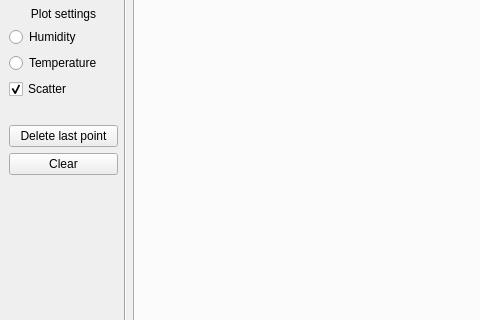
Above: PC/MainWindow.ui from dawidwojdylak/climatic-chamber-system before the change; both pictures show x 0 to 480 and y 170 to 490 of the 1068 by 723 pixel window. Below: the same form after it.
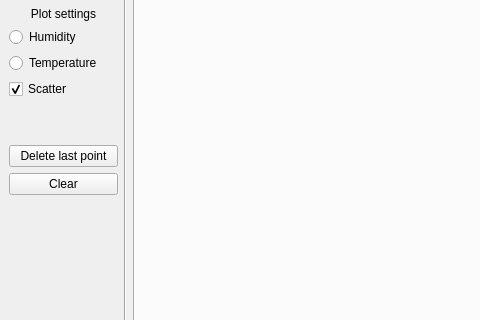
That is the form after the change.

Commit message: Add x axis zooming & delta t

```diff
--- a/PC/MainWindow.ui
+++ b/PC/MainWindow.ui
@@ -105,6 +105,13 @@
           </property>
          </widget>
         </item>
+        <item>
+         <widget class="QLabel" name="label_chartDeltaT">
+          <property name="text">
+           <string/>
+          </property>
+         </widget>
+        </item>
         <item>
          <widget class="QPushButton" name="pushButton_chartDeleteLast">
           <property name="text">
```
The commit also changes 4 other files.
